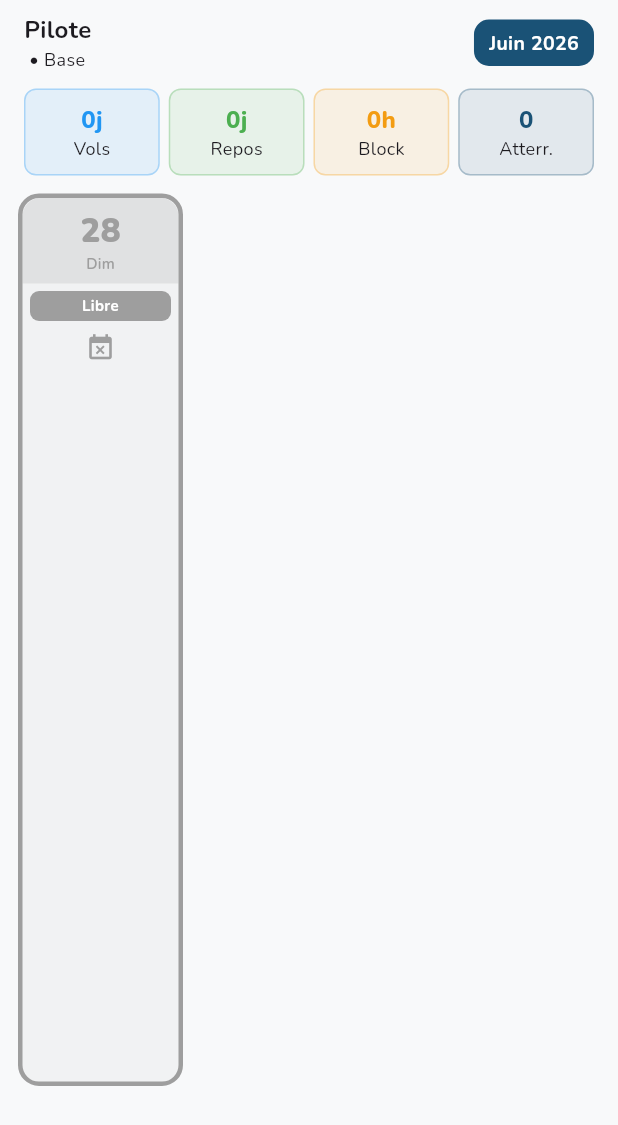
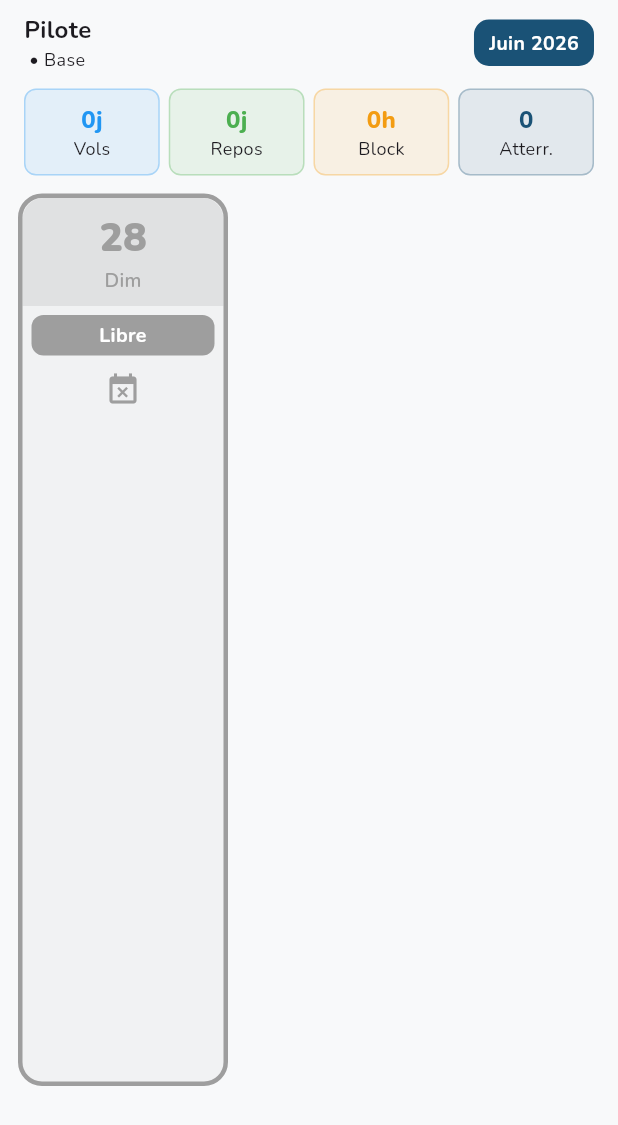
Before and after one commit to aminebouchenafa-svg/CAPS-connecting-all-parents-and-status, a Flutter app: the _RosterCalendar widget shown alone on an empty page, opened directly with empty values, on a phone screen of 412 x 824 dp. Shown: the top 1125 px of the screen. Run offline on Flutter 3.47's test engine with Material 3 defaults, Android fonts, the phone set to English and light mode, and no system bars; our stand-ins replace cloud_firestore, equatable, file_picker, firebase_auth, firebase_core, flutter_riverpod and 2 more; missing offline and left inert: syncfusion_flutter_pdf; accounts and stored records are empty.

Commit message:
fix: enlarge calendar blocks + fix rappels color picker
- Calendar blocks wider (140px) with larger fonts everywhere:
  day number 26px, day name 13px, badge 13px, flight# 14px,
  routes 13px, times 10px, rappel text 11px, indicators 10px
- Fix rappels color picker: remove Builder wrapper that broke
  setSheetState interaction, inline color circles directly
- Bigger add button with filled primary background
- Rappel dots 8px on calendar blocks
- "+N rappels" text instead of just "+N"

Co-Authored-By: Claude Sonnet 4.6 <noreply@anthropic.com>
Claude-Session: https://claude.ai/code/session_01NHcXw8vaED18et4L2ppiHC

```diff
--- a/lib/features/roster/presentation/pages/roster_page.dart
+++ b/lib/features/roster/presentation/pages/roster_page.dart
@@ -455,49 +455,46 @@ class _RosterCalendar extends ConsumerWidget {
                   const SizedBox(height: 10),
 
                   // Color picker for new rappel
-                  Builder(builder: (_) {
-                    final rappelColors = <(String, Color)>[
-                      ('Bleu', const Color(0xFF2980B9)),
-                      ('Rouge', const Color(0xFFE74C3C)),
-                      ('Orange', const Color(0xFFF39C12)),
-                      ('Vert', const Color(0xFF27AE60)),
-                      ('Violet', const Color(0xFF8E44AD)),
-                      ('Rose', const Color(0xFFE91E63)),
-                      ('Turquoise', const Color(0xFF1ABC9C)),
-                    ];
-                    return Column(
-                      crossAxisAlignment: CrossAxisAlignment.start,
-                      children: [
                   Text('Couleur du rappel', style: TextStyle(fontSize: 12, color: Colors.grey[600])),
                   const SizedBox(height: 6),
                   Row(
-                          children: rappelColors.asMap().entries.map((entry) {
-                            final idx = entry.key;
-                            final color = entry.value.$2;
-                            final isSelected = selectedRappelColor == idx;
-                            return GestureDetector(
-                              onTap: () => setSheetState(() => selectedRappelColor = idx),
+                    children: [
+                      for (int ci = 0; ci < 7; ci++) ...[
+                        GestureDetector(
+                          onTap: () => setSheetState(() => selectedRappelColor = ci),
                           child: Container(
-                                width: 30,
-                                height: 30,
+                            width: 32,
+                            height: 32,
                             margin: const EdgeInsets.only(right: 6),
                             decoration: BoxDecoration(
-                                  color: color.withValues(alpha: isSelected ? 1.0 : 0.3),
+                              color: [
+                                const Color(0xFF2980B9), const Color(0xFFE74C3C),
+                                const Color(0xFFF39C12), const Color(0xFF27AE60),
+                                const Color(0xFF8E44AD), const Color(0xFFE91E63),
+                                const Color(0xFF1ABC9C),
+                              ][ci].withValues(alpha: selectedRappelColor == ci ? 1.0 : 0.3),
                               borderRadius: BorderRadius.circular(8),
                               border: Border.all(
-                                    color: isSelected ? color : Colors.transparent,
-                                    width: isSelected ? 2.5 : 0,
+                                color: selectedRappelColor == ci
+                                    ? [
+                                        const Color(0xFF2980B9), const Color(0xFFE74C3C),
+                                        const Color(0xFFF39C12), const Color(0xFF27AE60),
+                                        const Color(0xFF8E44AD), const Color(0xFFE91E63),
+                                        const Color(0xFF1ABC9C),
+                                      ][ci]
+                                    : Colors.transparent,
+                                width: selectedRappelColor == ci ? 2.5 : 0,
                               ),
                             ),
-                                child: isSelected ? Icon(Icons.check, size: 16, color: Colors.white) : null,
+                            child: selectedRappelColor == ci
+                                ? const Icon(Icons.check, size: 16, color: Colors.white)
+                                : null,
                           ),
-                            );
-                          }).toList(),
                         ),
                       ],
-                    );
-                  }),
-                  const SizedBox(height: 8),
+                    ],
+                  ),
+                  const SizedBox(height: 10),
 
                   // Add rappel input
                   Row(
@@ -508,15 +505,15 @@ class _RosterCalendar extends ConsumerWidget {
                           decoration: InputDecoration(
                             hintText: 'Nouveau rappel...',
                             hintStyle: TextStyle(color: Colors.grey[400], fontSize: 14),
-                            border: OutlineInputBorder(borderRadius: BorderRadius.circular(10)),
-                            contentPadding: const EdgeInsets.symmetric(horizontal: 12, vertical: 10),
+                            border: OutlineInputBorder(borderRadius: BorderRadius.circular(12)),
+                            contentPadding: const EdgeInsets.symmetric(horizontal: 12, vertical: 12),
                             isDense: true,
                           ),
                         ),
                       ),
                       const SizedBox(width: 8),
-                      IconButton(
-                        onPressed: () {
+                      GestureDetector(
+                        onTap: () {
                           if (taskController.text.trim().isNotEmpty) {
                             setSheetState(() {
                               localTasks.add({
@@ -527,7 +524,14 @@ class _RosterCalendar extends ConsumerWidget {
                             });
                           }
                         },
-                        icon: Icon(Icons.add_circle, color: AppColors.primary, size: 32),
+                        child: Container(
+                          padding: const EdgeInsets.all(10),
+                          decoration: BoxDecoration(
+                            color: AppColors.primary,
+                            borderRadius: BorderRadius.circular(12),
+                          ),
+                          child: const Icon(Icons.add, color: Colors.white, size: 24),
+                        ),
                       ),
                     ],
                   ),
@@ -713,11 +717,11 @@ class _HorizontalDayBlock extends StatelessWidget {
     return GestureDetector(
       onTap: onTap,
       child: Container(
-        width: 110,
-        margin: const EdgeInsets.only(right: 8),
+        width: 140,
+        margin: const EdgeInsets.only(right: 10),
         decoration: BoxDecoration(
           color: color.withValues(alpha: 0.08),
-          borderRadius: BorderRadius.circular(14),
+          borderRadius: BorderRadius.circular(16),
           border: Border.all(
             color: isToday ? color : color.withValues(alpha: 0.4),
             width: isToday ? 3 : 1.5,
@@ -728,20 +732,20 @@ class _HorizontalDayBlock extends StatelessWidget {
             // Date header
             Container(
               width: double.infinity,
-              padding: const EdgeInsets.symmetric(vertical: 6),
+              padding: const EdgeInsets.symmetric(vertical: 8),
               decoration: BoxDecoration(
                 color: color.withValues(alpha: 0.2),
-                borderRadius: const BorderRadius.vertical(top: Radius.circular(12)),
+                borderRadius: const BorderRadius.vertical(top: Radius.circular(14)),
               ),
               child: Column(
                 children: [
                   Text(
                     '${date.day}',
-                    style: TextStyle(fontSize: 22, fontWeight: FontWeight.w900, color: color),
+                    style: TextStyle(fontSize: 26, fontWeight: FontWeight.w900, color: color),
                   ),
                   Text(
                     dayName,
-                    style: TextStyle(fontSize: 10, fontWeight: FontWeight.w600, color: color),
+                    style: TextStyle(fontSize: 13, fontWeight: FontWeight.w600, color: color),
                   ),
                 ],
               ),
@@ -750,24 +754,24 @@ class _HorizontalDayBlock extends StatelessWidget {
             // Content
             Expanded(
               child: Padding(
-                padding: const EdgeInsets.all(5),
+                padding: const EdgeInsets.all(6),
                 child: Column(
                   children: [
                     // Type badge
                     Container(
                       width: double.infinity,
-                      padding: const EdgeInsets.symmetric(vertical: 3),
+                      padding: const EdgeInsets.symmetric(vertical: 4),
                       decoration: BoxDecoration(
                         color: color,
-                        borderRadius: BorderRadius.circular(6),
+                        borderRadius: BorderRadius.circular(8),
                       ),
                       child: Text(
                         _label(),
-                        style: const TextStyle(color: Colors.white, fontWeight: FontWeight.w700, fontSize: 10),
+                        style: const TextStyle(color: Colors.white, fontWeight: FontWeight.w700, fontSize: 13),
                         textAlign: TextAlign.center,
                       ),
                     ),
-                    const SizedBox(height: 4),
+                    const SizedBox(height: 5),
 
                     // Flight details for each flight
                     if (flights.isNotEmpty) ...[
@@ -775,56 +779,53 @@ class _HorizontalDayBlock extends StatelessWidget {
                         padding: const EdgeInsets.only(bottom: 4),
                         child: Column(
                           children: [
-                            // Flight number
                             Text(
                               flight.flightNumber ?? '',
-                              style: TextStyle(fontSize: 11, fontWeight: FontWeight.w800, color: color),
+                              style: TextStyle(fontSize: 14, fontWeight: FontWeight.w800, color: color),
                             ),
                             const SizedBox(height: 2),
-                            // Route: DEP → ARR
                             Row(
                               mainAxisAlignment: MainAxisAlignment.center,
                               children: [
                                 Text(
                                   flight.departure ?? '',
-                                  style: TextStyle(fontSize: 10, fontWeight: FontWeight.w700, color: Colors.grey[700]),
+                                  style: TextStyle(fontSize: 13, fontWeight: FontWeight.w700, color: Colors.grey[700]),
                                 ),
                                 Padding(
-                                  padding: const EdgeInsets.symmetric(horizontal: 2),
-                                  child: Icon(Icons.arrow_forward, size: 10, color: color),
+                                  padding: const EdgeInsets.symmetric(horizontal: 3),
+                                  child: Icon(Icons.arrow_forward, size: 12, color: color),
                                 ),
                                 Text(
                                   flight.arrival ?? '',
-                                  style: TextStyle(fontSize: 10, fontWeight: FontWeight.w700, color: color),
+                                  style: TextStyle(fontSize: 13, fontWeight: FontWeight.w700, color: color),
                                 ),
                               ],
                             ),
-                            // Times
                             if (flight.checkIn != null && flight.checkOut != null)
                               Text(
                                 '${_fmtTime(flight.checkIn!)} - ${_fmtTime(flight.checkOut!)}',
-                                style: TextStyle(fontSize: 8, color: Colors.grey[500]),
+                                style: TextStyle(fontSize: 10, color: Colors.grey[600]),
                               ),
                           ],
                         ),
                       )),
                     ] else if (duties.isNotEmpty && duties.first.type == DutyType.standby) ...[
-                      const SizedBox(height: 4),
-                      Icon(Icons.access_time, size: 20, color: color),
+                      const SizedBox(height: 6),
+                      Icon(Icons.access_time, size: 24, color: color),
                       const SizedBox(height: 2),
-                      Text('Astreinte', style: TextStyle(fontSize: 9, color: color)),
+                      Text('Astreinte', style: TextStyle(fontSize: 12, fontWeight: FontWeight.w600, color: color)),
                     ] else ...[
-                      const SizedBox(height: 4),
+                      const SizedBox(height: 6),
                       Icon(
                         duties.isEmpty ? Icons.event_busy : Icons.home,
-                        size: 20,
+                        size: 24,
                         color: color,
                       ),
                     ],
 
                     // Rappels visible in block
                     if (tasks != null && tasks!.isNotEmpty) ...[
-                      const SizedBox(height: 4),
+                      const SizedBox(height: 5),
                       ...tasks!.take(2).map((task) {
                         final rappelColors = [
                           const Color(0xFF2980B9), const Color(0xFFE74C3C),
@@ -836,23 +837,23 @@ class _HorizontalDayBlock extends StatelessWidget {
                         final c = cIdx < rappelColors.length ? rappelColors[cIdx] : rappelColors[0];
                         final text = task['text'] as String? ?? '';
                         return Padding(
-                          padding: const EdgeInsets.only(bottom: 2),
+                          padding: const EdgeInsets.only(bottom: 3),
                           child: Row(
                             children: [
-                              Container(width: 6, height: 6, decoration: BoxDecoration(color: c, shape: BoxShape.circle)),
-                              const SizedBox(width: 3),
+                              Container(width: 8, height: 8, decoration: BoxDecoration(color: c, shape: BoxShape.circle)),
+                              const SizedBox(width: 4),
                               Expanded(
-                                child: Text(text, style: TextStyle(fontSize: 8, color: Colors.grey[700]), maxLines: 1, overflow: TextOverflow.ellipsis),
+                                child: Text(text, style: TextStyle(fontSize: 11, fontWeight: FontWeight.w500, color: Colors.grey[800]), maxLines: 1, overflow: TextOverflow.ellipsis),
                               ),
                             ],
                           ),
                         );
                       }),
                       if (tasks!.length > 2)
-                        Text('+${tasks!.length - 2}', style: TextStyle(fontSize: 8, color: Colors.grey[500])),
+                        Text('+${tasks!.length - 2} rappels', style: TextStyle(fontSize: 10, fontWeight: FontWeight.w600, color: Colors.grey[500])),
                     ],
 
-                    // Note & tasks indicator
+                    // Note & rappels indicator
                     if (note != null || (tasks != null && tasks!.isNotEmpty)) ...[
                       const Spacer(),
                       Row(
@@ -860,35 +861,35 @@ class _HorizontalDayBlock extends StatelessWidget {
                         children: [
                           if (note != null)
                             Container(
-                              padding: const EdgeInsets.symmetric(horizontal: 4, vertical: 2),
+                              padding: const EdgeInsets.symmetric(horizontal: 5, vertical: 3),
                               decoration: BoxDecoration(
                                 color: Colors.amber.withValues(alpha: 0.3),
-                                borderRadius: BorderRadius.circular(4),
+                                borderRadius: BorderRadius.circular(6),
                               ),
                               child: Row(
                                 mainAxisSize: MainAxisSize.min,
                                 children: [
-                                  Icon(Icons.sticky_note_2, size: 10, color: Colors.amber[800]),
-                                  const SizedBox(width: 2),
-                                  Text('Note', style: TextStyle(fontSize: 7, fontWeight: FontWeight.w700, color: Colors.amber[800])),
+                                  Icon(Icons.sticky_note_2, size: 12, color: Colors.amber[800]),
+                                  const SizedBox(width: 3),
+                                  Text('Note', style: TextStyle(fontSize: 10, fontWeight: FontWeight.w700, color: Colors.amber[800])),
                                 ],
                               ),
                             ),
                           if (note != null && tasks != null && tasks!.isNotEmpty)
-                            const SizedBox(width: 3),
+                            const SizedBox(width: 4),
                           if (tasks != null && tasks!.isNotEmpty)
                             Container(
-                              padding: const EdgeInsets.symmetric(horizontal: 4, vertical: 2),
+                              padding: const EdgeInsets.symmetric(horizontal: 5, vertical: 3),
                               decoration: BoxDecoration(
                                 color: Colors.blue.withValues(alpha: 0.2),
-                                borderRadius: BorderRadius.circular(4),
+                                borderRadius: BorderRadius.circular(6),
                               ),
                               child: Row(
                                 mainAxisSize: MainAxisSize.min,
                                 children: [
-                                  Icon(Icons.checklist, size: 10, color: Colors.blue[700]),
-                                  const SizedBox(width: 2),
-                                  Text('${tasks!.length}', style: TextStyle(fontSize: 7, fontWeight: FontWeight.w700, color: Colors.blue[700])),
+                                  Icon(Icons.notifications_active, size: 12, color: Colors.blue[700]),
+                                  const SizedBox(width: 3),
+                                  Text('${tasks!.length}', style: TextStyle(fontSize: 10, fontWeight: FontWeight.w700, color: Colors.blue[700])),
                                 ],
                               ),
                             ),
```
Lines whose indentation alone changed are shown as unchanged.
